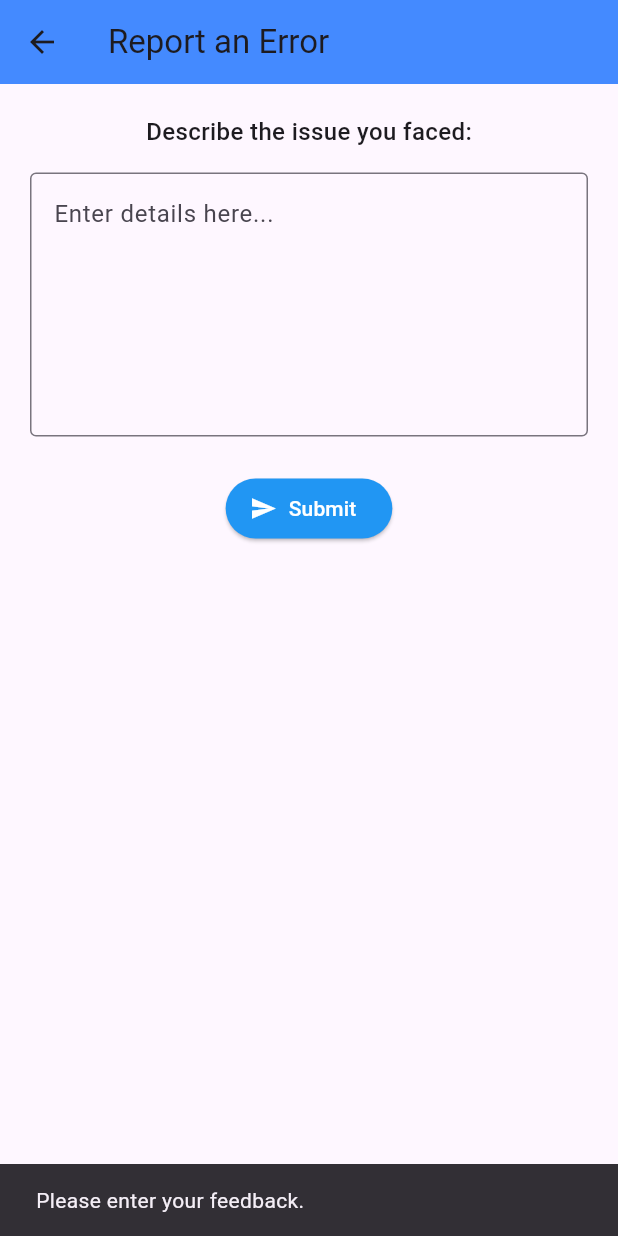
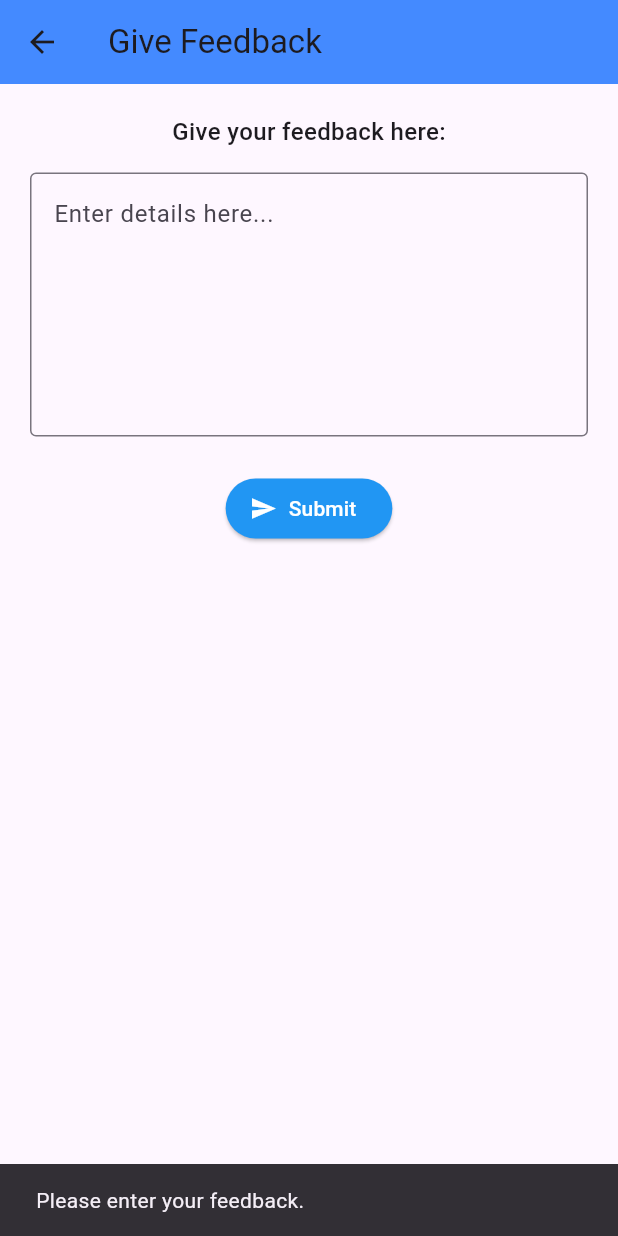
Before and after one commit to AnushSingla/nhpc_hospital, a Flutter app: the ReportErrorScreen screen opened by its route, after a tap on "Submit", on a phone screen of 412 x 824 dp. Run offline on Flutter 3.47's test engine with Material 3 defaults, Android fonts, the light colour scheme and no system bars; our stand-ins replace dio, flutter_secure_storage, permission_handler, share_plus; missing offline and left inert: flutter_pdfview; accounts and stored records are empty.

Commit message:
feedback

```diff
--- a/medical_empanelment_nhpc/lib/main.dart
+++ b/medical_empanelment_nhpc/lib/main.dart
@@ -70,8 +70,8 @@ class ReportErrorFAB extends StatelessWidget {
     return FloatingActionButton.extended(
       onPressed: onPressed,
       icon: const Icon(Icons.report_problem, color: Colors.white),
-      label: const Text('Report Error', style: TextStyle(color: Colors.white)),
-      backgroundColor: Colors.redAccent,
+      label: const Text('Give Feedback', style: TextStyle(color: Colors.white)),
+      backgroundColor: const Color.fromARGB(255, 37, 218, 234),
       heroTag: 'report_error_fab',
     );
   }
--- a/medical_empanelment_nhpc/lib/screens/report_error_screen.dart
+++ b/medical_empanelment_nhpc/lib/screens/report_error_screen.dart
@@ -1,6 +1,7 @@
 import 'package:flutter/material.dart';
 import 'package:http/http.dart' as http;
 import 'dart:convert';
+import 'package:url_launcher/url_launcher.dart';
 
 class ReportErrorScreen extends StatefulWidget {
   const ReportErrorScreen({super.key});
@@ -16,7 +17,7 @@ class _ReportErrorScreenState extends State<ReportErrorScreen> {
   Widget build(BuildContext context) {
     return Scaffold(
       appBar: AppBar(
-        title: const Text('Report an Error'),
+        title: const Text('Give Feedback'),
         backgroundColor: Colors.blueAccent,
       ),
       body: Padding(
@@ -24,7 +25,7 @@ class _ReportErrorScreenState extends State<ReportErrorScreen> {
         child: Column(
           children: [
             const Text(
-              'Describe the issue you faced:',
+              'Give your feedback here:',
               style: TextStyle(fontSize: 16, fontWeight: FontWeight.w500),
             ),
             const SizedBox(height: 16),
@@ -56,28 +57,22 @@ class _ReportErrorScreenState extends State<ReportErrorScreen> {
                 }
 
                 try {
-                  final response = await http.post(
-                    Uri.parse('http://192.168.29.166:3000/api/feedback'),
-                    headers: {'Content-Type': 'application/json'},
-                    body: jsonEncode({'feedback': feedback}),
+                  final Uri emailUri = Uri(
+                    scheme: 'mailto' ,
+                    path: 'beastanush007@gmail.com',
+                     query: 'subject=App Feedback&body=${Uri.encodeComponent(feedback)}',
                   );
+                  await launchUrl(emailUri);
 
-                  if (response.statusCode == 200) {
-                    ScaffoldMessenger.of(context).showSnackBar(
-                      const SnackBar(
-                        content: Text('Thank you for your feedback!'),
-                      ),
+                 ScaffoldMessenger.of(context).showSnackBar(
+                  const SnackBar(
+                    content: Text('Email app opened.'),
+                     ),
                     );
-                    Navigator.pop(context);
-                  } else {
-                    ScaffoldMessenger.of(context).showSnackBar(
-                      SnackBar(
-                        content: Text(
-                          'Failed to submit feedback. Please try again.',
-                        ),
-                      ),
-                    );
-                  }
+
+                 Navigator.pop(context);
+
+
                 } catch (e) {
                   ScaffoldMessenger.of(
                     context,
@@ -100,9 +95,9 @@ class ReportErrorFAB extends StatelessWidget {
   Widget build(BuildContext context) {
     return FloatingActionButton.extended(
       onPressed: onPressed,
-      icon: const Icon(Icons.report_problem, color: Colors.black),
-      label: const Text('Report Error', style: TextStyle(color: Colors.black)),
-      backgroundColor: const Color.fromARGB(255, 235, 127, 95),
+      icon: const Icon(Icons.chat, color: Colors.black),
+      label: const Text('Give Feedback', style: TextStyle(color: Colors.black)),
+      backgroundColor: const Color.fromARGB(255, 37, 218, 234),
       heroTag: 'report_error_fab',
     );
   }
```
